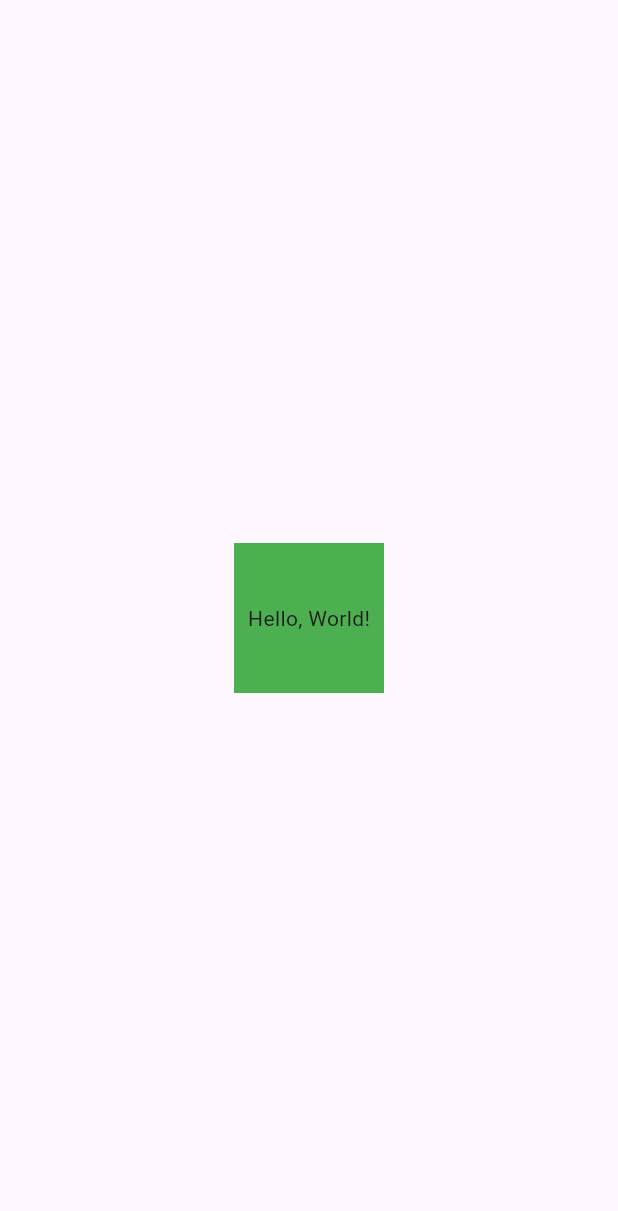
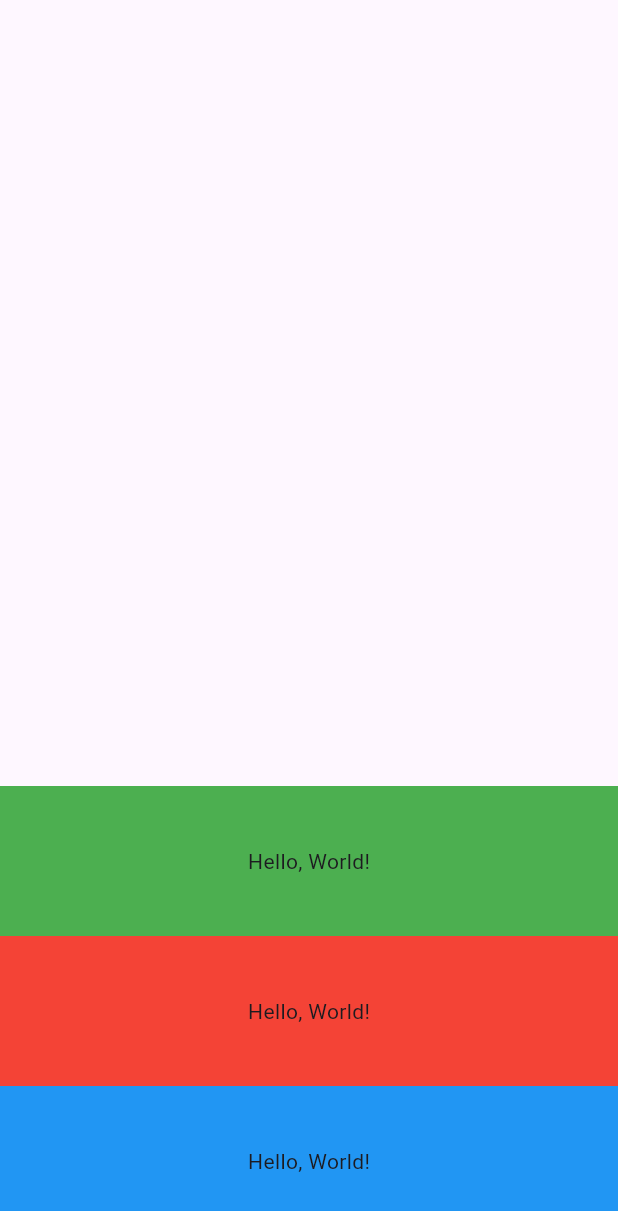
Before and after one commit to Moazosama2004/first-project-flutter, a Flutter app: the screen it shows after launch, on a phone screen of 412 x 824 dp. Shown: the top 1211 px of the screen. Run offline on Flutter 3.47's test engine with Material 3 defaults, Android fonts, the phone set to English and light mode, and no system bars.

Commit message:
column widget

```diff
--- a/lib/main.dart
+++ b/lib/main.dart
@@ -12,13 +12,29 @@ class FirstApp extends StatelessWidget {
     return MaterialApp(
       debugShowCheckedModeBanner: false,
       home: Scaffold(
-        body: Center(
-          child: Container(
-            width: 100,
-            height: 100,
-            decoration: BoxDecoration(color: Colors.green),
-            child: Center(child: Text('Hello, World!')),
-          ),
+        body: Column(
+          mainAxisAlignment: MainAxisAlignment.end,
+          crossAxisAlignment: CrossAxisAlignment.stretch,
+          children: [
+            Container(
+              width: 200,
+              height: 100,
+              decoration: BoxDecoration(color: Colors.green),
+              child: Center(child: Text('Hello, World!')),
+            ),
+            Container(
+              width: 100,
+              height: 100,
+              decoration: BoxDecoration(color: Colors.red),
+              child: Center(child: Text('Hello, World!')),
+            ),
+            Container(
+              width: 100,
+              height: 100,
+              decoration: BoxDecoration(color: Colors.blue),
+              child: Center(child: Text('Hello, World!')),
+            ),
+          ],
         ),
       ),
     );
```
